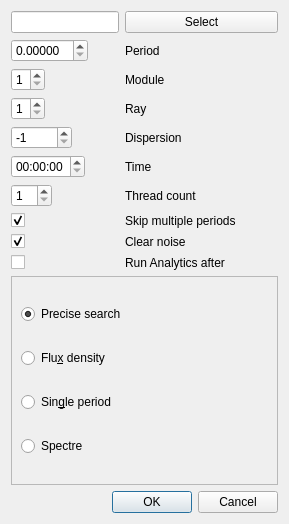
The window that src/precisesearchgui.ui (vtyulb/BSA-Analytics) describes before a commit, drawn with Qt 5.
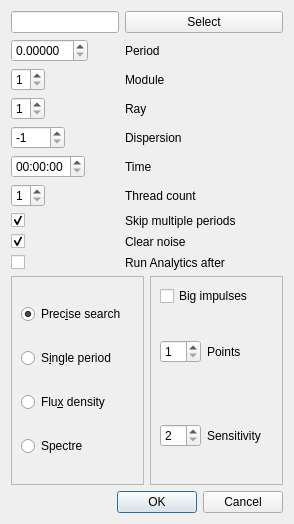
The same window after the commit.

Patch:
```diff
--- a/src/precisesearchgui.ui
+++ b/src/precisesearchgui.ui
@@ -6,7 +6,7 @@
    <rect>
     <x>0</x>
     <y>0</y>
-    <width>289</width>
+    <width>294</width>
     <height>524</height>
    </rect>
   </property>
@@ -82,7 +82,7 @@
           <number>-1</number>
          </property>
          <property name="maximum">
-          <number>10000</number>
+          <number>1000</number>
          </property>
          <property name="value">
           <number>-1</number>
@@ -149,6 +149,9 @@
          <property name="minimum">
           <number>1</number>
          </property>
+         <property name="maximum">
+          <number>9</number>
+         </property>
         </widget>
        </item>
        <item row="6" column="1">
@@ -177,6 +180,21 @@
     </layout>
    </item>
    <item>
+    <widget class="QWidget" name="widget" native="true">
+     <layout class="QHBoxLayout" name="horizontalLayout">
+      <property name="leftMargin">
+       <number>0</number>
+      </property>
+      <property name="topMargin">
+       <number>0</number>
+      </property>
+      <property name="rightMargin">
+       <number>0</number>
+      </property>
+      <property name="bottomMargin">
+       <number>0</number>
+      </property>
+      <item>
     <widget class="QFrame" name="frame">
      <property name="frameShape">
       <enum>QFrame::StyledPanel</enum>
@@ -188,13 +206,20 @@
       <item>
        <widget class="QRadioButton" name="preciseSearch">
         <property name="text">
-         <string>Precise search</string>
+            <string>Prec&amp;ise search</string>
         </property>
         <property name="checked">
          <bool>true</bool>
         </property>
        </widget>
       </item>
+         <item>
+          <widget class="QRadioButton" name="singlePeriod">
+           <property name="text">
+            <string>S&amp;ingle period</string>
+           </property>
+          </widget>
+         </item>
       <item>
        <widget class="QRadioButton" name="fluxDensity">
         <property name="text">
@@ -202,18 +227,115 @@
         </property>
        </widget>
       </item>
-      <item>
-       <widget class="QRadioButton" name="singlePeriod">
-        <property name="text">
-         <string>Sin&amp;gle period</string>
-        </property>
-       </widget>
-      </item>
       <item>
        <widget class="QRadioButton" name="spectre">
         <property name="text">
          <string>Spectre</string>
         </property>
+          </widget>
+         </item>
+        </layout>
+       </widget>
+      </item>
+      <item>
+       <widget class="QFrame" name="bigImpulsesWidget">
+        <property name="frameShape">
+         <enum>QFrame::StyledPanel</enum>
+        </property>
+        <property name="frameShadow">
+         <enum>QFrame::Raised</enum>
+        </property>
+        <layout class="QVBoxLayout" name="verticalLayout_4">
+         <item>
+          <widget class="QCheckBox" name="bigImpulses">
+           <property name="text">
+            <string>Big impulses</string>
+           </property>
+          </widget>
+         </item>
+         <item>
+          <widget class="QWidget" name="widget_3" native="true">
+           <layout class="QHBoxLayout" name="horizontalLayout_2">
+            <property name="leftMargin">
+             <number>0</number>
+            </property>
+            <property name="topMargin">
+             <number>0</number>
+            </property>
+            <property name="rightMargin">
+             <number>0</number>
+            </property>
+            <property name="bottomMargin">
+             <number>0</number>
+            </property>
+            <item>
+             <widget class="QSpinBox" name="spinBox">
+              <property name="sizePolicy">
+               <sizepolicy hsizetype="Maximum" vsizetype="Fixed">
+                <horstretch>0</horstretch>
+                <verstretch>0</verstretch>
+               </sizepolicy>
+              </property>
+              <property name="minimum">
+               <number>1</number>
+              </property>
+              <property name="maximum">
+               <number>10</number>
+              </property>
+             </widget>
+            </item>
+            <item>
+             <widget class="QLabel" name="label_9">
+              <property name="text">
+               <string>Points</string>
+              </property>
+             </widget>
+            </item>
+           </layout>
+          </widget>
+         </item>
+         <item>
+          <widget class="QWidget" name="widget_4" native="true">
+           <layout class="QHBoxLayout" name="horizontalLayout_3">
+            <property name="leftMargin">
+             <number>0</number>
+            </property>
+            <property name="topMargin">
+             <number>0</number>
+            </property>
+            <property name="rightMargin">
+             <number>0</number>
+            </property>
+            <property name="bottomMargin">
+             <number>0</number>
+            </property>
+            <item>
+             <widget class="QSpinBox" name="spinBox_2">
+              <property name="sizePolicy">
+               <sizepolicy hsizetype="Maximum" vsizetype="Fixed">
+                <horstretch>0</horstretch>
+                <verstretch>0</verstretch>
+               </sizepolicy>
+              </property>
+              <property name="minimum">
+               <number>2</number>
+              </property>
+              <property name="maximum">
+               <number>99</number>
+              </property>
+             </widget>
+            </item>
+            <item>
+             <widget class="QLabel" name="label_10">
+              <property name="text">
+               <string>Sensitivity</string>
+              </property>
+             </widget>
+            </item>
+           </layout>
+          </widget>
+         </item>
+        </layout>
        </widget>
       </item>
      </layout>
```
Left out of the diff: 6 changed lines with no effect on the pictures. Lines whose indentation alone changed are shown as unchanged.
